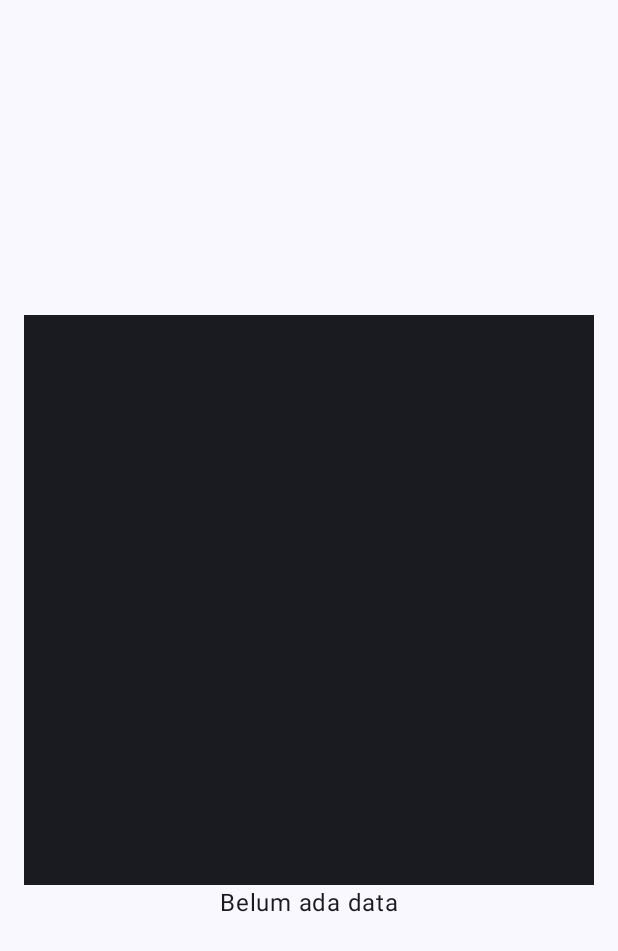
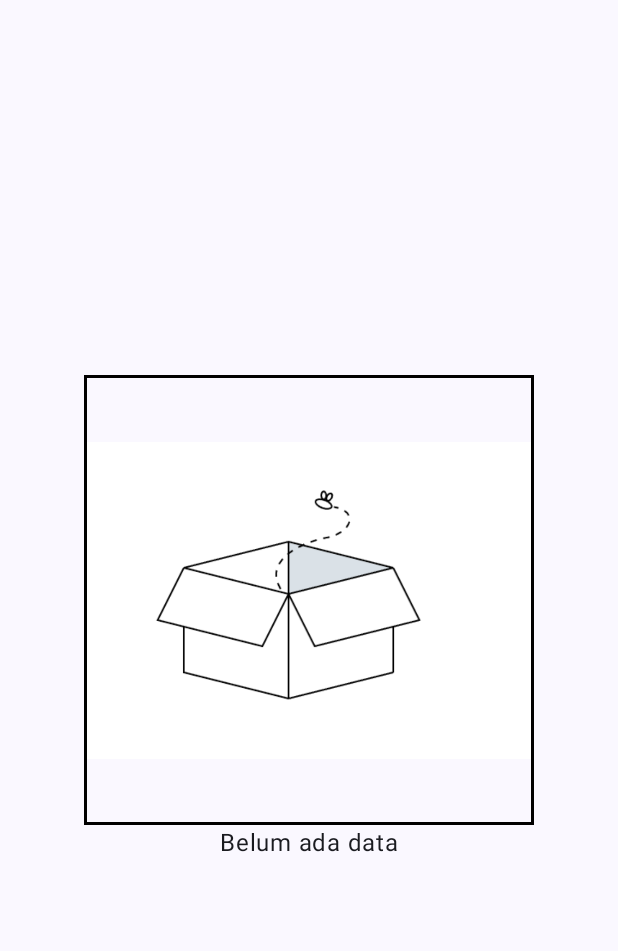
Before and after one commit to WisnuKresnohadi/MobproAssessment2, an Android app built with Jetpack Compose: the composable ScreenContent shown on its own in the app's theme, on a phone screen of 412 x 824 dp. Shown: the top 951 px of the screen. Run offline under Robolectric (Android 15) with nearby library versions, the phone set to English and light mode, and no system bars; our stand-ins replace Room's generated code.

Commit message:
Assessment 2 Selesai

```diff
--- a/app/src/main/java/org/d3if3157/assessment2/ui/screen/MainScreen.kt
+++ b/app/src/main/java/org/d3if3157/assessment2/ui/screen/MainScreen.kt
@@ -1,6 +1,8 @@
 package org.d3if3157.assessment2.ui.screen
 
 import androidx.compose.foundation.BorderStroke
+import androidx.compose.foundation.Image
+import androidx.compose.foundation.border
 import androidx.compose.foundation.clickable
 import androidx.compose.foundation.layout.Arrangement
 import androidx.compose.foundation.layout.Column
@@ -8,11 +10,13 @@ import androidx.compose.foundation.layout.PaddingValues
 import androidx.compose.foundation.layout.fillMaxSize
 import androidx.compose.foundation.layout.fillMaxWidth
 import androidx.compose.foundation.layout.padding
+import androidx.compose.foundation.layout.size
 import androidx.compose.foundation.lazy.LazyColumn
 import androidx.compose.foundation.lazy.items
 import androidx.compose.foundation.lazy.staggeredgrid.LazyVerticalStaggeredGrid
 import androidx.compose.foundation.lazy.staggeredgrid.StaggeredGridCells
 import androidx.compose.foundation.lazy.staggeredgrid.items
+import androidx.compose.foundation.shape.RoundedCornerShape
 import androidx.compose.material.icons.Icons
 import androidx.compose.material.icons.filled.Add
 import androidx.compose.material3.Card
@@ -32,6 +36,7 @@ import androidx.compose.runtime.collectAsState
 import androidx.compose.runtime.getValue
 import androidx.compose.ui.Alignment
 import androidx.compose.ui.Modifier
+import androidx.compose.ui.draw.clip
 import androidx.compose.ui.graphics.Color
 import androidx.compose.ui.platform.LocalContext
 import androidx.compose.ui.res.painterResource
@@ -119,11 +124,13 @@ fun ScreenContent(showList: Boolean, modifier : Modifier, navController: NavHost
             verticalArrangement = Arrangement.Center,
             horizontalAlignment = Alignment.CenterHorizontally
         ){
-            Icon(
-                painter = painterResource(
-                    R.drawable.empty_data
-                ),
-                contentDescription = ""
+            Image(
+                painter = painterResource(id = R.drawable.empty_data1_jpg),
+                contentDescription = "",
+                modifier = Modifier
+                    .size(300.dp) // Set the size to 100x100 dp
+                    .clip(RoundedCornerShape(0.dp)) // Clip to a square shape
+                    .border(2.dp, Color.Black) // Optional: Add a border to the icon
             )
             Text(text = stringResource(id = R.string.list_kosong))
         }
```
Also changed, not shown: app/src/main/res/drawable/empty_data1_jpg.png (added).
